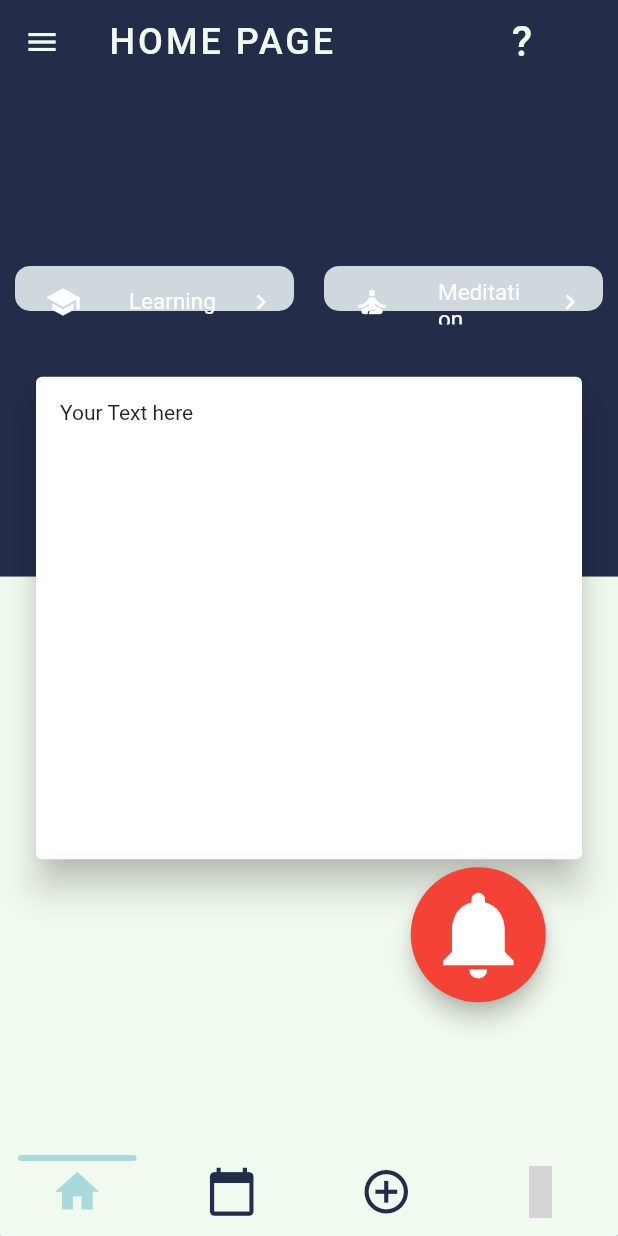
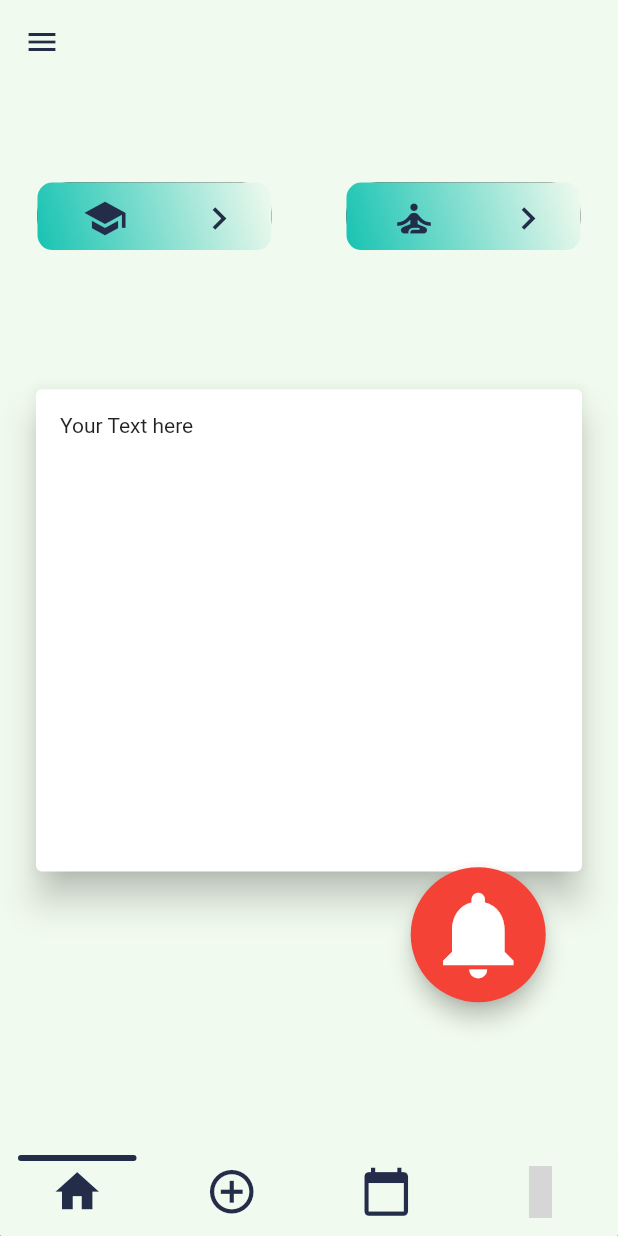
Before and after one commit to PIA-Group/Epilappsy, a Flutter app: the HomePage screen opened directly, on a phone screen of 412 x 824 dp. Run offline on Flutter 3.47's test engine with Material 2 defaults, Android fonts, the phone set to English and light mode, and no system bars; drawn by our look-alikes of persistent_bottom_nav_bar; our stand-ins replace charts_flutter, cloud_firestore, firebase_auth, firebase_core, firebase_database, material_design_icons_flutter and 5 more; missing offline and left inert: dart:ffi, flutter_barcode_scanner, flutter_circular_slider, slide_countdown_clock, transformer_page_view; accounts and stored records are empty; Roboto replaces fonts that are missing (Gill); grey boxes are pictures that could not be loaded.

Commit message:
Correction changes

```diff
--- a/lib/Authentication/RegisteringPage.dart
+++ b/lib/Authentication/RegisteringPage.dart
@@ -53,7 +53,7 @@ class _RegisteringPageState extends State<RegisteringPage> {
     return Scaffold(
         appBar: AppBar(
           elevation: 0.0,
-          title: appBarTitle(context),
+          title: appBarTitle(context, 'Register'),
           backgroundColor: Color.fromRGBO(71, 123, 117, 1),
         ),
         body: SingleChildScrollView(
@@ -112,7 +112,10 @@ class _RegisteringPageState extends State<RegisteringPage> {
                     // NAME
                     TextFormField(
                       validator: (String val) {
-                        return val.isEmpty ? AppLocalizations.of(context).translate('Must be filled.') : null;
+                        return val.isEmpty
+                            ? AppLocalizations.of(context)
+                                .translate('Must be filled.')
+                            : null;
                       },
                       style: TextStyle(fontSize: 13),
                       decoration: InputDecoration(
@@ -127,11 +130,15 @@ class _RegisteringPageState extends State<RegisteringPage> {
                     // AGE
                     TextFormField(
                       validator: (String val) {
-                        return val.isEmpty ? AppLocalizations.of(context).translate('Must be filled.') : null;
+                        return val.isEmpty
+                            ? AppLocalizations.of(context)
+                                .translate('Must be filled.')
+                            : null;
                       },
                       style: TextStyle(fontSize: 13),
                       decoration: InputDecoration(
-                        labelText: AppLocalizations.of(context).translate('Age'),
+                        labelText:
+                            AppLocalizations.of(context).translate('Age'),
                       ),
                       onSaved: (String value) {
                         _userDetails[1] = value;
@@ -141,12 +148,17 @@ class _RegisteringPageState extends State<RegisteringPage> {
                     // SEIZURE FREQUENCY
                     TextFormField(
                       validator: (String val) {
-                        return val.isEmpty ? AppLocalizations.of(context).translate('Must be filled.') : null;
+                        return val.isEmpty
+                            ? AppLocalizations.of(context)
+                                .translate('Must be filled.')
+                            : null;
                       },
                       style: TextStyle(fontSize: 13),
                       decoration: InputDecoration(
-                        labelText: AppLocalizations.of(context).translate('Seizure Frequency'),
-                        hintText: AppLocalizations.of(context).translate('(e.g. once a week)'),
+                        labelText: AppLocalizations.of(context)
+                            .translate('Seizure Frequency'),
+                        hintText: AppLocalizations.of(context)
+                            .translate('(e.g. once a week)'),
                       ),
                       onSaved: (String value) {
                         _userDetails[3] = value;
@@ -156,7 +168,9 @@ class _RegisteringPageState extends State<RegisteringPage> {
                     // COMMON TYPE OF SEIZURE
                     Row(
                       children: [
-                        Text(AppLocalizations.of(context).translate("Most common type of seizure")+":"),
+                        Text(AppLocalizations.of(context)
+                                .translate("Most common type of seizure") +
+                            ":"),
                         DropdownButton<String>(
                           value: dropdownValueType,
                           elevation: 16,
@@ -168,13 +182,15 @@ class _RegisteringPageState extends State<RegisteringPage> {
                             _userDetails[4] = newValue;
                           },
                           items: <String>[
-                            AppLocalizations.of(context).translate('Unselected'),
+                            AppLocalizations.of(context)
+                                .translate('Unselected'),
                             AppLocalizations.of(context).translate('Absence'),
                             AppLocalizations.of(context).translate('Atonic'),
                             AppLocalizations.of(context).translate('Clonic'),
                             AppLocalizations.of(context).translate('Myoclonic'),
                             AppLocalizations.of(context).translate('Tonic'),
-                            AppLocalizations.of(context).translate('Tonic Clonic')
+                            AppLocalizations.of(context)
+                                .translate('Tonic Clonic')
                           ].map<DropdownMenuItem<String>>((String value) {
                             return DropdownMenuItem<String>(
                               value: value,
@@ -187,7 +203,9 @@ class _RegisteringPageState extends State<RegisteringPage> {
 
                     // MEDICATION USED
                     Row(children: [
-                      Text(AppLocalizations.of(context).translate("Medication prescription")+":"),
+                      Text(AppLocalizations.of(context)
+                              .translate("Medication prescription") +
+                          ":"),
                       DropdownButton<String>(
                         value: dropdownValueMedication,
                         elevation: 16,
@@ -217,7 +235,8 @@ class _RegisteringPageState extends State<RegisteringPage> {
                     TextFormField(
                       style: TextStyle(fontSize: 10),
                       decoration: InputDecoration(
-                        labelText: AppLocalizations.of(context).translate('Other medication'),
+                        labelText: AppLocalizations.of(context)
+                            .translate('Other medication'),
                       ),
                       onSaved: (String value) {
                         _userDetails[6] = value;
@@ -230,7 +249,9 @@ class _RegisteringPageState extends State<RegisteringPage> {
 
                     // COMMON MEDICATION SYMPTOMS
                     Row(children: [
-                      Text(AppLocalizations.of(context).translate("Most common secondary effects")+":"),
+                      Text(AppLocalizations.of(context)
+                              .translate("Most common secondary effects") +
+                          ":"),
                     ]),
                     Column(
                       children: [
--- a/lib/Caregiver/CGHomePage.dart
+++ b/lib/Caregiver/CGHomePage.dart
@@ -2,7 +2,7 @@ import 'package:epilappsy/Caregiver/ConnectPatient.dart';
 import 'package:firebase_auth/firebase_auth.dart';
 import 'package:epilappsy/Database/database.dart';
 import 'package:epilappsy/Models/homebuttons.dart';
-import 'package:epilappsy/Pages/EducationPage.dart';
+import 'package:epilappsy/Pages/Education/EducationPage.dart';
 import 'package:epilappsy/Pages/PeriodPage.dart';
 import 'package:epilappsy/Pages/SettingsPage.dart';
 import 'package:epilappsy/Pages/TOBPage.dart';
@@ -28,7 +28,6 @@ class _CGHomePageState extends State<CGHomePage> {
       buttonsHP(
         title:
             AppLocalizations.of(context).translate("Introduction to Epilepsy"),
-        subtitle: AppLocalizations.of(context).translate("Information"),
         color1: Color.fromRGBO(179, 244, 86, 0.8),
         color2: Color.fromRGBO(142, 255, 249, 0.7),
         nextPage: EducationalPage(),
@@ -36,7 +35,6 @@ class _CGHomePageState extends State<CGHomePage> {
       ),
       buttonsHP(
         title: AppLocalizations.of(context).translate("Patients"),
-        subtitle: AppLocalizations.of(context).translate("Information"),
         color1: Color.fromRGBO(229, 223, 120, 0.9),
         color2: Color.fromRGBO(179, 244, 86, 0.8),
         nextPage: PeriodPage(),
@@ -44,7 +42,6 @@ class _CGHomePageState extends State<CGHomePage> {
       ),
       buttonsHP(
         title: AppLocalizations.of(context).translate("Camera Access"),
-        subtitle: AppLocalizations.of(context).translate("Tool"),
         color1: Color.fromRGBO(249, 243, 140, 0.95),
         color2: Color.fromRGBO(252, 169, 83, 1),
         nextPage: EducationalPage(),
@@ -52,7 +49,6 @@ class _CGHomePageState extends State<CGHomePage> {
       ),
       buttonsHP(
           title: AppLocalizations.of(context).translate("Record Seizure"),
-          subtitle: AppLocalizations.of(context).translate("Tool"),
           color1: Color.fromRGBO(252, 169, 83, 1),
           color2: Color.fromRGBO(249, 243, 140, 0.9),
           nextPage: TOBPage(),
@@ -151,17 +147,6 @@ class _CGHomePageState extends State<CGHomePage> {
           title: Text(
             buttonsHP.title,
             style: TextStyle(color: Colors.white, fontWeight: FontWeight.bold),
-          ),
-          subtitle: Row(
-            children: <Widget>[
-              Expanded(
-                flex: 4,
-                child: Padding(
-                    padding: EdgeInsets.only(left: 10.0),
-                    child: Text(buttonsHP.subtitle,
-                        style: TextStyle(color: Colors.white))),
-              )
-            ],
           ),
           trailing:
               Icon(Icons.keyboard_arrow_right, color: Colors.white, size: 30.0),
--- a/lib/Pages/Education/EduDefaultPage.dart
+++ b/lib/Pages/Education/EduDefaultPage.dart
@@ -84,7 +84,8 @@ class EduDefaultPage extends StatelessWidget {
           child: questionButton(
               context: context,
               icon: Icons.error_sharp,
-              text: AppLocalizations.of(context).translate('Possible trigers?'),
+              text:
+                  AppLocalizations.of(context).translate('Possible triggers?'),
               onTap: () {
                 Navigator.push(
                   context,
--- a/lib/Pages/HomePage.dart
+++ b/lib/Pages/HomePage.dart
@@ -14,8 +14,9 @@ class HomePage extends StatelessWidget {
   List<Widget> _screens() {
     return [
       NavigationPage(),
+
+      SeizureLog(), //PDF Report
       SeizureDiary(),
-      SeizureLog(), //PDF Report
       UserPage(), // Medication
     ];
   }
@@ -27,28 +28,28 @@ class HomePage extends StatelessWidget {
           Icons.home,
           size: 35.0,
         ),
-        activeColor:
-            Theme.of(context).accentColor, //Color.fromRGBO(142, 255, 249, 1),
+        activeColor: Theme.of(context)
+            .unselectedWidgetColor, //Color.fromRGBO(142, 255, 249, 1),
         inactiveColor: Theme.of(context)
             .unselectedWidgetColor, //Color.fromRGBO(64, 61, 88, 0.5),
       ),
       PersistentBottomNavBarItem(
         icon: Icon(
-          Icons.calendar_today,
+          Icons.add_circle_outline,
           size: 35.0,
         ),
         activeColor: Theme.of(context)
-            .accentColor, //activeColor: Color.fromRGBO(252, 169, 83, 1),
+            .unselectedWidgetColor, //activeColor: Color.fromRGBO(252, 169, 83, 1),
         inactiveColor: Theme.of(context)
             .unselectedWidgetColor, //inactiveColor: Color.fromRGBO(64, 61, 88, 0.5),
       ),
       PersistentBottomNavBarItem(
         icon: Icon(
-          Icons.add_circle_outline,
+          Icons.calendar_today,
           size: 35,
         ),
         activeColor: Theme.of(context)
-            .accentColor, //activeColor: Color.fromRGBO(179, 244, 86, 1),
+            .unselectedWidgetColor, //activeColor: Color.fromRGBO(179, 244, 86, 1),
         inactiveColor: Theme.of(context)
             .unselectedWidgetColor, //Color.fromRGBO(64, 61, 88, 0.5),
       ),
@@ -58,7 +59,7 @@ class HomePage extends StatelessWidget {
           size: 35.0,
         ),
         activeColor: Theme.of(context)
-            .accentColor, //activeColor: Color.fromRGBO(249, 243, 140, 1),
+            .unselectedWidgetColor, //activeColor: Color.fromRGBO(249, 243, 140, 1),
         inactiveColor: Theme.of(context)
             .unselectedWidgetColor, //inactiveColor: Color.fromRGBO(64, 61, 88, 0.5),
       ),
--- a/lib/Pages/NavigationPage.dart
+++ b/lib/Pages/NavigationPage.dart
@@ -140,21 +140,22 @@ class _NavigationPageState extends State<NavigationPage> {
   Widget build(BuildContext context) {
     ListTile makeListTile(buttonsHP buttonsHP) => ListTile(
           dense: true,
-          contentPadding: EdgeInsets.only(left: 20.0, right: 12.0),
+          contentPadding: EdgeInsets.only(left: 30.0, right: 20.0),
           leading: Row(
             mainAxisSize: MainAxisSize.min,
             children: [
-              Icon(buttonsHP.icon, color: Colors.white),
+              Icon(buttonsHP.icon,
+                  color: Theme.of(context).unselectedWidgetColor, size: 30.0),
             ],
           ),
-          title: Text(
+          /*title: Text(
             buttonsHP.title,
-            style: TextStyle(
-                color: Colors.white,
-                fontSize: 15), //, fontWeight: FontWeight.bold, ),
-          ),
-          trailing:
-              Icon(Icons.keyboard_arrow_right, color: Colors.white, size: 20.0),
+            style: Theme.of(context)
+                .textTheme
+                .bodyText1, //TextStyle(color: Colors.white,fontSize: 15), //, fontWeight: FontWeight.bold, ),
+          ),*/
+          trailing: Icon(Icons.keyboard_arrow_right,
+              color: Theme.of(context).unselectedWidgetColor, size: 30.0),
           onTap: () {
             Navigator.push(context,
                 MaterialPageRoute(builder: (context) => buttonsHP.nextPage));
@@ -164,20 +165,22 @@ class _NavigationPageState extends State<NavigationPage> {
     Card makeCard(buttonsHP buttonsHP) => Card(
           color: Colors.black,
           shape: RoundedRectangleBorder(
-            borderRadius: BorderRadius.circular(10),
+            borderRadius: BorderRadius.circular(20),
           ),
           elevation: 0.0,
-          margin: new EdgeInsets.symmetric(horizontal: 10.0, vertical: 0.0),
+          margin: new EdgeInsets.symmetric(horizontal: 25.0, vertical: 0.0),
           child: Container(
-            height: 30.0,
+            height: 45.0,
             decoration: BoxDecoration(
                 borderRadius: BorderRadius.circular(10),
                 gradient: LinearGradient(
                     begin: Alignment.topRight,
                     end: Alignment.bottomLeft,
                     colors: [
-                      Colors.blueGrey.shade100,
-                      Colors.blueGrey.shade100
+                      mycolor,
+                      Theme.of(context).accentColor
+                      //Colors.blueGrey.shade100,
+                      //Colors.blueGrey.shade100
                     ])),
             child: makeListTile(buttonsHP),
           ),
@@ -215,9 +218,10 @@ class _NavigationPageState extends State<NavigationPage> {
               return Stack(children: [
                 Column(children: [
                   Expanded(
-                    flex: 5,
+                    flex: 3,
                     child: Container(
-                        color: Theme.of(context).unselectedWidgetColor,
+                        color:
+                            mycolor, //Theme.of(context).unselectedWidgetColor,
                         child: Row(
                           children: <Widget>[
                             Expanded(child: makeCard(snapshot.data[0])),
@@ -250,7 +254,7 @@ class _NavigationPageState extends State<NavigationPage> {
                   Expanded(flex: 5, child: Container(color: mycolor))
                 ]),
                 Positioned(
-                    top: MediaQuery.of(context).size.height * 0.3,
+                    top: MediaQuery.of(context).size.height * 0.31,
                     left: 20,
                     right: 20,
                     child: Container(
--- a/lib/Pages/SeizureDiaryPage.dart
+++ b/lib/Pages/SeizureDiaryPage.dart
@@ -9,7 +9,6 @@ import 'package:flutter/material.dart';
 import 'package:intl/intl.dart';
 import 'package:persistent_bottom_nav_bar/persistent-tab-view.dart';
 import 'package:table_calendar/table_calendar.dart';
-
 
 class SeizureDiary extends StatefulWidget {
   @override
--- a/lib/Widgets/appBar.dart
+++ b/lib/Widgets/appBar.dart
@@ -27,9 +27,10 @@ Widget appBarTitle(BuildContext context, String title) {
 Widget appBarAll(BuildContext context, _actions, title) {
   return AppBar(
       elevation: 0.0,
-      iconTheme:
-          IconThemeData(color: mycolor), //Theme.of(context).accentColor),
-      backgroundColor: Theme.of(context).unselectedWidgetColor,
+      iconTheme: IconThemeData(
+          color: Theme.of(context)
+              .unselectedWidgetColor), //mycolor), //Theme.of(context).accentColor),
+      backgroundColor: mycolor, //Theme.of(context).unselectedWidgetColor,
       actions: _actions,
       title: appBarTitle(context, title));
 }
--- a/lib/main.dart
+++ b/lib/main.dart
@@ -57,11 +57,12 @@ class MyApp extends StatelessWidget {
               scaffoldBackgroundColor: Color(0xFFF1FAEE),
               primarySwatch: mycolor,
               backgroundColor: Color(0xFFA8DADC),
-              accentColor: Color(0xFFA8DADC),
+              accentColor: Color(0xFF17c3b2), //Color(0xFFA8DADC),
+              //canvasColor: Color(),
               unselectedWidgetColor: Color(0xFF232D49),
               visualDensity: VisualDensity.adaptivePlatformDensity,
             ),
-            // List all of the app's supported locales here
+            // List all of the app's supported loca les here
             supportedLocales: [
               Locale('en', 'US'),
               Locale('pt', 'PT'),
--- a/pubspec.yaml
+++ b/pubspec.yaml
@@ -78,11 +78,6 @@ flutter:
   #   - images/a_dot_burr.jpeg
   #   - images/a_dot_ham.jpeg
 
-  fonts:
-    - family: VT323
-      fonts:
-        # https://fonts.google.com/specimen/VT323
-        - asset: fonts/VT323-Regular.ttf
 
   # An image asset can refer to one or more resolution-specific "variants", see
   # https://flutter.dev/assets-and-images/#resolution-aware.
```
Lines whose indentation alone changed are shown as unchanged.
